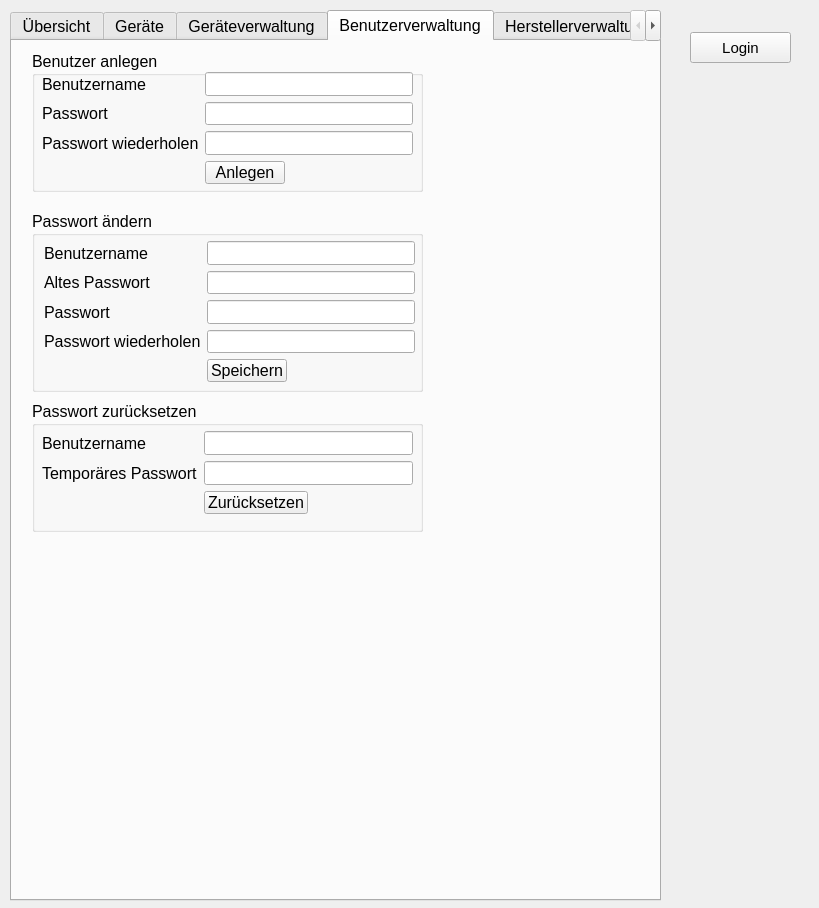
Old version of the form TUInventory/main.ui in the repository SV-97/TUInventory.
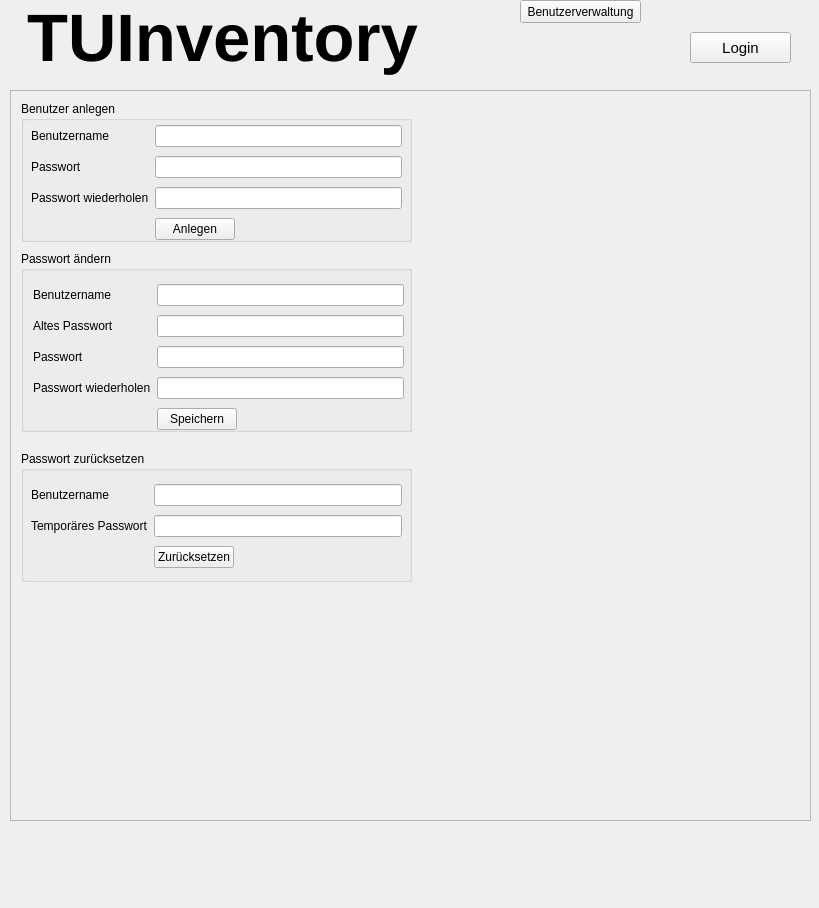
New version of the form. The open tabs and pages were chosen to show the change.

Commit message: there is now a home banner

```diff
--- a/TUInventory/main.ui
+++ b/TUInventory/main.ui
@@ -16,10 +16,143 @@
   <property name="windowTitle">
    <string>TUInventory - Login</string>
   </property>
+  <widget class="QStackedWidget" name="log_in_out">
+   <property name="geometry">
+    <rect>
+     <x>670</x>
+     <y>0</y>
+     <width>141</width>
+     <height>91</height>
+    </rect>
+   </property>
+   <property name="currentIndex">
+    <number>1</number>
+   </property>
+   <widget class="QWidget" name="page">
+    <widget class="QCommandLinkButton" name="b_user_logout">
+     <property name="geometry">
+      <rect>
+       <x>20</x>
+       <y>30</y>
+       <width>164</width>
+       <height>33</height>
+      </rect>
+     </property>
+     <property name="font">
+      <font>
+       <family>Segoe UI</family>
+       <pointsize>10</pointsize>
+      </font>
+     </property>
+     <property name="text">
+      <string>Ausloggen</string>
+     </property>
+     <property name="iconSize">
+      <size>
+       <width>15</width>
+       <height>15</height>
+      </size>
+     </property>
+    </widget>
+    <widget class="QLabel" name="label">
+     <property name="geometry">
+      <rect>
+       <x>21</x>
+       <y>20</y>
+       <width>101</width>
+       <height>20</height>
+      </rect>
+     </property>
+     <property name="font">
+      <font>
+       <pointsize>11</pointsize>
+      </font>
+     </property>
+     <property name="text">
+      <string>Benutzername</string>
+     </property>
+    </widget>
+   </widget>
+   <widget class="QWidget" name="page_2">
+    <widget class="QPushButton" name="b_user_login">
+     <property name="geometry">
+      <rect>
+       <x>20</x>
+       <y>32</y>
+       <width>101</width>
+       <height>31</height>
+      </rect>
+     </property>
+     <property name="font">
+      <font>
+       <pointsize>11</pointsize>
+      </font>
+     </property>
+     <property name="text">
+      <string>Login</string>
+     </property>
+    </widget>
+   </widget>
+  </widget>
+  <widget class="QCommandLinkButton" name="b_home_1">
+   <property name="geometry">
+    <rect>
+     <x>14</x>
+     <y>-10</y>
+     <width>501</width>
+     <height>111</height>
+    </rect>
+   </property>
+   <property name="font">
+    <font>
+     <family>Segoe UI</family>
+     <pointsize>50</pointsize>
+    </font>
+   </property>
+   <property name="text">
+    <string>TUInventory</string>
+   </property>
+   <property name="iconSize">
+    <size>
+     <width>0</width>
+     <height>0</height>
+    </size>
+   </property>
+  </widget>
+  <widget class="QStackedWidget" name="stackedMain">
+   <property name="geometry">
+    <rect>
+     <x>10</x>
+     <y>90</y>
+     <width>801</width>
+     <height>731</height>
+    </rect>
+   </property>
+   <property name="font">
+    <font>
+     <underline>false</underline>
+    </font>
+   </property>
+   <property name="layoutDirection">
+    <enum>Qt::LeftToRight</enum>
+   </property>
+   <property name="frameShape">
+    <enum>QFrame::StyledPanel</enum>
+   </property>
+   <property name="frameShadow">
+    <enum>QFrame::Raised</enum>
+   </property>
+   <property name="currentIndex">
+    <number>0</number>
+   </property>
+   <widget class="QWidget" name="page_3">
   <widget class="QTabWidget" name="tabWidget">
+     <property name="enabled">
+      <bool>true</bool>
+     </property>
    <property name="geometry">
     <rect>
-     <x>10</x>
+       <x>0</x>
      <y>10</y>
      <width>651</width>
      <height>891</height>
@@ -30,8 +163,14 @@
      <pointsize>12</pointsize>
     </font>
    </property>
+     <property name="tabPosition">
+      <enum>QTabWidget::North</enum>
+     </property>
    <property name="currentIndex">
-    <number>4</number>
+      <number>0</number>
+     </property>
+     <property name="tabBarAutoHide">
+      <bool>true</bool>
    </property>
    <widget class="QWidget" name="Ubersicht">
     <attribute name="title">
@@ -52,13 +191,13 @@
      <property name="frameShadow">
       <enum>QFrame::Raised</enum>
      </property>
-     <widget class="QWidget" name="">
+       <widget class="QWidget" name="layoutWidget">
       <property name="geometry">
        <rect>
         <x>11</x>
         <y>10</y>
         <width>491</width>
-        <height>31</height>
+          <height>73</height>
        </rect>
       </property>
       <layout class="QGridLayout" name="gridLayout">
@@ -169,14 +308,18 @@
      </property>
     </widget>
    </widget>
-   <widget class="QWidget" name="Benutzerverwaltung">
+     <widget class="QWidget" name="tab_2">
     <attribute name="title">
-     <string>Benutzerverwaltung</string>
-    </attribute>
+       <string>Herstellerverwaltung</string>
+      </attribute>
+     </widget>
+    </widget>
+   </widget>
+   <widget class="QWidget" name="page_4">
     <widget class="QGroupBox" name="g_user_create">
      <property name="geometry">
       <rect>
-       <x>20</x>
+       <x>10</x>
        <y>10</y>
        <width>391</width>
        <height>141</height>
@@ -185,16 +328,16 @@
      <property name="title">
       <string>Benutzer anlegen</string>
      </property>
-     <widget class="QWidget" name="layoutWidget">
+     <widget class="QWidget" name="layoutWidget_8">
       <property name="geometry">
        <rect>
         <x>10</x>
         <y>21</y>
         <width>371</width>
-        <height>112</height>
+        <height>122</height>
        </rect>
       </property>
-      <layout class="QGridLayout" name="gridLayout_2">
+      <layout class="QGridLayout" name="gridLayout_10">
        <item row="0" column="0">
         <widget class="QLabel" name="l_username_2">
          <property name="text">
@@ -272,84 +415,11 @@
       </layout>
      </widget>
     </widget>
-    <widget class="QGroupBox" name="g_admin_actions">
-     <property name="geometry">
-      <rect>
-       <x>20</x>
-       <y>360</y>
-       <width>391</width>
-       <height>131</height>
-      </rect>
-     </property>
-     <property name="title">
-      <string>Passwort zurücksetzen</string>
-     </property>
-     <widget class="QWidget" name="layoutWidget">
-      <property name="geometry">
-       <rect>
-        <x>10</x>
-        <y>30</y>
-        <width>371</width>
-        <height>83</height>
-       </rect>
-      </property>
-      <layout class="QGridLayout" name="gridLayout_4">
-       <item row="0" column="0">
-        <widget class="QLabel" name="l_username_4">
-         <property name="text">
-          <string>Benutzername</string>
-         </property>
-        </widget>
-       </item>
-       <item row="0" column="1" colspan="2">
-        <widget class="QLineEdit" name="reset_t_username">
-         <property name="alignment">
-          <set>Qt::AlignRight|Qt::AlignTrailing|Qt::AlignVCenter</set>
-         </property>
-        </widget>
-       </item>
-       <item row="1" column="0">
-        <widget class="QLabel" name="l_password_7">
-         <property name="text">
-          <string>Temporäres Passwort</string>
-         </property>
-        </widget>
-       </item>
-       <item row="1" column="1" colspan="2">
-        <widget class="QLineEdit" name="lineEdit">
-         <property name="readOnly">
-          <bool>true</bool>
-         </property>
-        </widget>
-       </item>
-       <item row="2" column="1">
-        <widget class="QPushButton" name="change_b_reset">
-         <property name="text">
-          <string>Zurücksetzen</string>
-         </property>
-        </widget>
-       </item>
-       <item row="2" column="2">
-        <spacer name="horizontalSpacer_5">
-         <property name="orientation">
-          <enum>Qt::Horizontal</enum>
-         </property>
-         <property name="sizeHint" stdset="0">
-          <size>
-           <width>128</width>
-           <height>20</height>
-          </size>
-         </property>
-        </spacer>
-       </item>
-      </layout>
-     </widget>
-    </widget>
     <widget class="QGroupBox" name="g_user_change">
      <property name="geometry">
       <rect>
-       <x>20</x>
-       <y>170</y>
+       <x>10</x>
+       <y>160</y>
        <width>391</width>
        <height>181</height>
       </rect>
@@ -357,13 +427,13 @@
      <property name="title">
       <string>Passwort ändern</string>
      </property>
-     <widget class="QWidget" name="layoutWidget">
+     <widget class="QWidget" name="layoutWidget_9">
       <property name="geometry">
        <rect>
         <x>12</x>
         <y>30</y>
         <width>371</width>
-        <height>141</height>
+        <height>153</height>
        </rect>
       </property>
       <layout class="QGridLayout" name="gridLayout_3">
@@ -467,90 +537,93 @@
       </layout>
      </widget>
     </widget>
-   </widget>
-   <widget class="QWidget" name="tab_2">
-    <attribute name="title">
-     <string>Herstellerverwaltung</string>
-    </attribute>
-   </widget>
-  </widget>
-  <widget class="QStackedWidget" name="stackedWidget">
+    <widget class="QGroupBox" name="g_admin_actions">
    <property name="geometry">
     <rect>
-     <x>670</x>
-     <y>0</y>
-     <width>141</width>
-     <height>91</height>
-    </rect>
-   </property>
-   <property name="currentIndex">
-    <number>1</number>
-   </property>
-   <widget class="QWidget" name="page">
-    <widget class="QCommandLinkButton" name="b_user_logout">
+       <x>10</x>
+       <y>360</y>
+       <width>391</width>
+       <height>131</height>
+      </rect>
+     </property>
+     <property name="title">
+      <string>Passwort zurücksetzen</string>
+     </property>
+     <widget class="QWidget" name="layoutWidget_10">
      <property name="geometry">
       <rect>
-       <x>20</x>
+        <x>10</x>
        <y>30</y>
-       <width>164</width>
-       <height>33</height>
-      </rect>
-     </property>
-     <property name="font">
-      <font>
-       <family>Segoe UI</family>
-       <pointsize>10</pointsize>
-      </font>
-     </property>
+        <width>371</width>
+        <height>91</height>
+       </rect>
+      </property>
+      <layout class="QGridLayout" name="gridLayout_4">
+       <item row="0" column="0">
+        <widget class="QLabel" name="l_username_4">
+         <property name="text">
+          <string>Benutzername</string>
+         </property>
+        </widget>
+       </item>
+       <item row="0" column="1" colspan="2">
+        <widget class="QLineEdit" name="reset_t_username">
+         <property name="alignment">
+          <set>Qt::AlignRight|Qt::AlignTrailing|Qt::AlignVCenter</set>
+         </property>
+        </widget>
+       </item>
+       <item row="1" column="0">
+        <widget class="QLabel" name="l_password_7">
      <property name="text">
-      <string>Ausloggen</string>
-     </property>
-     <property name="iconSize">
+          <string>Temporäres Passwort</string>
+         </property>
+        </widget>
+       </item>
+       <item row="1" column="1" colspan="2">
+        <widget class="QLineEdit" name="lineEdit">
+         <property name="readOnly">
+          <bool>true</bool>
+         </property>
+        </widget>
+       </item>
+       <item row="2" column="1">
+        <widget class="QPushButton" name="change_b_reset">
+         <property name="text">
+          <string>Zurücksetzen</string>
+         </property>
+        </widget>
+       </item>
+       <item row="2" column="2">
+        <spacer name="horizontalSpacer_5">
+         <property name="orientation">
+          <enum>Qt::Horizontal</enum>
+         </property>
+         <property name="sizeHint" stdset="0">
       <size>
-       <width>15</width>
-       <height>15</height>
-      </size>
-     </property>
-    </widget>
-    <widget class="QLabel" name="label">
-     <property name="geometry">
-      <rect>
-       <x>21</x>
-       <y>20</y>
-       <width>101</width>
+           <width>128</width>
        <height>20</height>
-      </rect>
-     </property>
-     <property name="font">
-      <font>
-       <pointsize>11</pointsize>
-      </font>
-     </property>
-     <property name="text">
-      <string>Benutzername</string>
-     </property>
-    </widget>
-   </widget>
-   <widget class="QWidget" name="page_2">
-    <widget class="QPushButton" name="b_user_login">
+          </size>
+         </property>
+        </spacer>
+       </item>
+      </layout>
+     </widget>
+    </widget>
+   </widget>
+  </widget>
+  <widget class="QPushButton" name="b_user_change">
      <property name="geometry">
       <rect>
-       <x>20</x>
-       <y>32</y>
-       <width>101</width>
-       <height>31</height>
-      </rect>
-     </property>
-     <property name="font">
-      <font>
-       <pointsize>11</pointsize>
-      </font>
-     </property>
+     <x>520</x>
+     <y>0</y>
+     <width>121</width>
+     <height>23</height>
+    </rect>
+   </property>
      <property name="text">
-      <string>Login</string>
-     </property>
-    </widget>
-   </widget>
+    <string>Benutzerverwaltung</string>
+   </property>
   </widget>
  </widget>
  <tabstops>
```
Left out of the diff: 12 changed lines with no effect on the pictures. Lines whose indentation alone changed are shown as unchanged. The commit also changes 1 other file.
